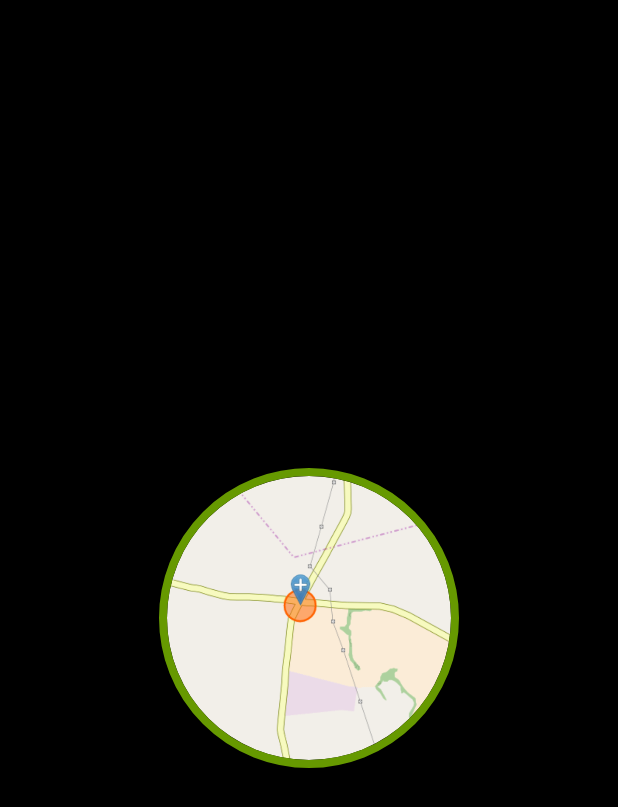
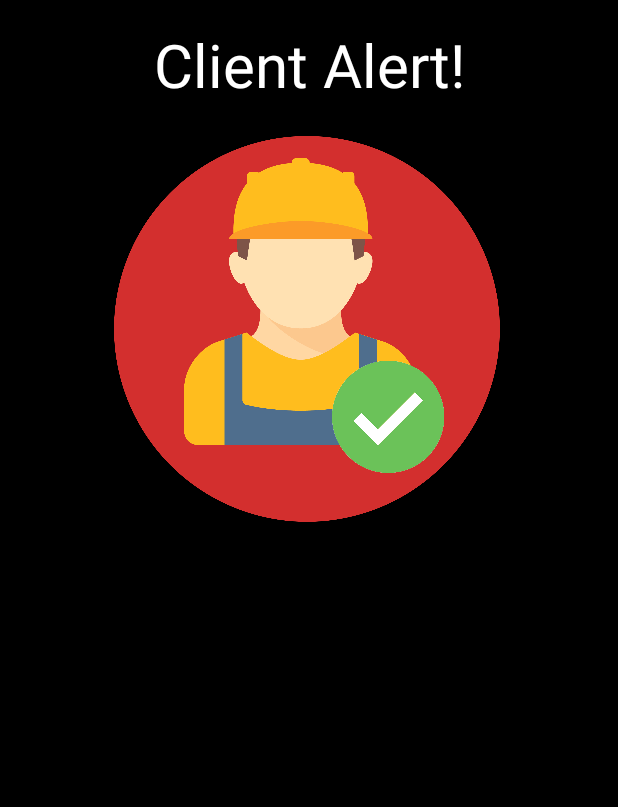
Before and after one commit to naveenlukefernando/TaskDone-TechieApp, an Android app: the Client_Request_Popup screen opened directly, with no data from a screen before it, on a phone screen of 412 x 824 dp. Shown: the top 807 px of the screen. Run offline under Robolectric (Android 15) with nearby library versions, the phone set to English and light mode, and no system bars; our stand-ins replace CircleImageView.

Commit message:
# notice to worker from client succeed! :) :)

```diff
--- a/app/src/debug/res/values/google_maps_api.xml
+++ b/app/src/debug/res/values/google_maps_api.xml
@@ -20,5 +20,5 @@
     Once you have your key (it starts with "AIza"), replace the "google_maps_key"
     string in this file.
     -->
-    <string name="google_maps_key" templateMergeStrategy="preserve" translatable="false">AIzaSyAHHFuYgRfytqT3_QyR_pNwvXh50XWvN5E</string>
+    <string name="google_maps_key" templateMergeStrategy="preserve" translatable="false">AIzaSyCBzQ-83bRBZBPrjtrPdlNzGkBhMUvQUhQ</string>
 </resources>
--- a/app/src/main/AndroidManifest.xml
+++ b/app/src/main/AndroidManifest.xml
@@ -42,7 +42,7 @@
         -->
         <meta-data
             android:name="com.google.android.geo.API_KEY"
-            android:value="@string/google_maps_key" />
+            android:value="@string/google_maps_key"/>
 
 
         <service android:name=".Service.MyFirebaseIdService">
@@ -52,6 +52,7 @@
 
             </intent-filter>
         </service>
+
 
         <service android:name=".Service.MyFirebaseMessaging">
             <intent-filter>
@@ -64,6 +65,7 @@
             android:name=".activity_maps_main"
             android:label="@string/title_activity__welcome" />
         <activity android:name=".Client_Request_Popup"></activity>
+
     </application>
 
 </manifest>
--- a/app/src/main/java/com/pdm/taskdone/Client_Request_Popup.java
+++ b/app/src/main/java/com/pdm/taskdone/Client_Request_Popup.java
@@ -76,10 +76,6 @@ public class Client_Request_Popup extends AppCompatActivity {
 
 
     private void getDirection(double lat,double lng) {
-
-
-
-
 
 
         String requestApi = null;
--- a/app/src/main/java/com/pdm/taskdone/Common/Common.java
+++ b/app/src/main/java/com/pdm/taskdone/Common/Common.java
@@ -14,7 +14,7 @@ public class Common {
 
 
     public static final String user_client = "user_client";
-    public static final String user_worker = "User_worker";
+    public static final String user_worker = "user_worker";
     public static final String client_location_GPS_Request = "client_location_GPS_Request";
     public static final String worker_location_GPS = "worker_location_GPS";
     public static final String token_table = "token";
--- a/app/src/main/java/com/pdm/taskdone/Remote/FCMClient.java
+++ b/app/src/main/java/com/pdm/taskdone/Remote/FCMClient.java
@@ -1,6 +1,7 @@
 package com.pdm.taskdone.Remote;
 
 import retrofit2.Retrofit;
+import retrofit2.converter.gson.GsonConverterFactory;
 import retrofit2.converter.scalars.ScalarsConverterFactory;
 
 public class FCMClient {
@@ -13,7 +14,7 @@ public class FCMClient {
         {
             retrofit = new Retrofit.Builder()
                     .baseUrl(baseUrl)
-                    .addConverterFactory(ScalarsConverterFactory.create())
+                    .addConverterFactory(GsonConverterFactory.create())
                     .build();
         }
 
--- a/app/src/main/java/com/pdm/taskdone/Remote/IFCMService.java
+++ b/app/src/main/java/com/pdm/taskdone/Remote/IFCMService.java
@@ -19,7 +19,7 @@ public interface IFCMService {
 
     })
     @POST("fcm/send")
-    Call<FCMResponse> sendMessage (@Body Sender body);
+    Call<IFCMService> sendMessage (@Body Sender body);
 
 
 
--- a/app/src/main/java/com/pdm/taskdone/Service/MyFirebaseMessaging.java
+++ b/app/src/main/java/com/pdm/taskdone/Service/MyFirebaseMessaging.java
@@ -19,7 +19,7 @@ public class MyFirebaseMessaging extends FirebaseMessagingService{
         Intent intent = new Intent(getBaseContext(), Client_Request_Popup.class);
         intent.putExtra("lat",client_location.latitude);
         intent.putExtra("lng",client_location.longitude);
-
+        intent.setFlags(Intent.FLAG_ACTIVITY_NEW_TASK);
         startActivity(intent);
 
 
--- a/app/src/main/res/layout/activity_client__request__popup.xml
+++ b/app/src/main/res/layout/activity_client__request__popup.xml
@@ -8,16 +8,20 @@
     tools:context=".Client_Request_Popup">
 
 
-    <de.hdodenhof.circleimageview.CircleImageView
-        android:id="@+id/map_image_request"
-        android:layout_width="200dp"
-        android:layout_height="200dp"
-        android:layout_centerInParent="true"
-        android:src="@drawable/map"
-        app:civ_border_width="5dp"
-        app:civ_border_color="@android:color/holo_green_dark"
+    <!--<de.hdodenhof.circleimageview.CircleImageView-->
+        <!--android:id="@+id/map_image_request"-->
+        <!--android:layout_width="200dp"-->
+        <!--android:layout_height="200dp"-->
+        <!--android:layout_alignParentTop="true"-->
+        <!--android:layout_centerHorizontal="true"-->
+        <!--android:layout_marginTop="145dp"-->
 
-        />
+        <!--android:src="@drawable/map"-->
+        <!--app:civ_border_color="@android:color/holo_green_dark"-->
+        <!--app:civ_border_width="5dp" />-->
+
+
+
 
     <LinearLayout
         android:id="@+id/map_Image_layout"
@@ -27,6 +31,21 @@
         android:layout_marginTop="16dp"
 
         >
+
+        <TextView
+            android:layout_width="match_parent"
+            android:layout_height="wrap_content"
+            android:text="@string/Alert"
+            android:textColor="@color/white"
+            android:textSize="40sp"
+            android:textAlignment="center"
+            />
+
+        <ImageView
+            android:id="@+id/imageView2"
+            android:layout_width="wrap_content"
+            android:layout_height="296dp"
+            app:srcCompat="@mipmap/icon_pp_back_no" />
 
         <TextView
             android:id="@+id/txtTime"
@@ -66,4 +85,6 @@
 
     </LinearLayout>
 
+
+
 </RelativeLayout>
--- a/app/src/main/res/values/strings.xml
+++ b/app/src/main/res/values/strings.xml
@@ -12,6 +12,11 @@
     <string name="title_activity__welcome">Map</string>
     <string name="editTextBox_Client_location">Enter the Client Location</string>
 
+    <string name="Alert">Client Alert!</string>
+
 
     <string name="google_direction_api">AIzaSyCBzQ-83bRBZBPrjtrPdlNzGkBhMUvQUhQ</string>
+
+
+
 </resources>
```
Also changed, not shown: app/src/main/java/com/pdm/taskdone/Model/Data.java (deleted, +0 -32 lines), app/src/main/java/com/pdm/taskdone/Model/Notification.java (added, +19 -0 lines), app/src/main/java/com/pdm/taskdone/Model/Sender.java (+7 -7 lines), app/src/main/java/com/pdm/taskdone/Model/Token.java (+6 -1 lines), app/src/main/java/com/pdm/taskdone/activity_maps_main.java (+16 -0 lines), app/src/main/res/layout/activity_sign_in_up_screen.xml (+3 -4 lines).
